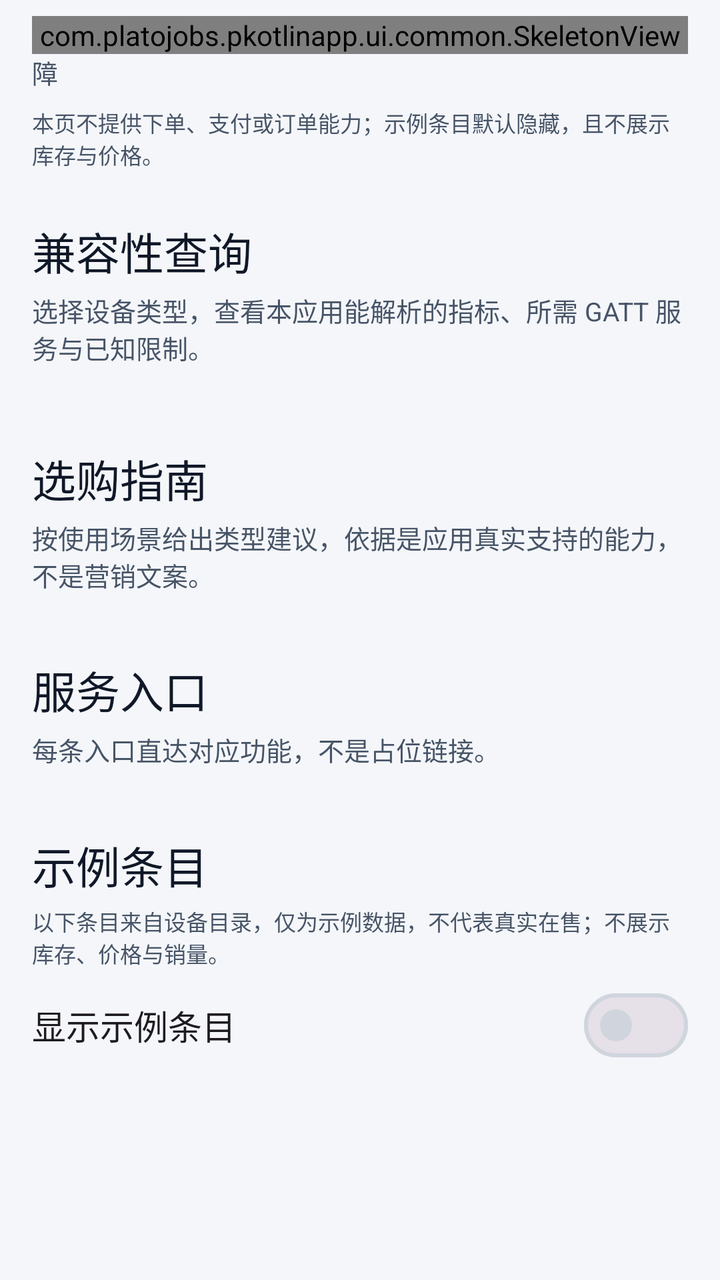
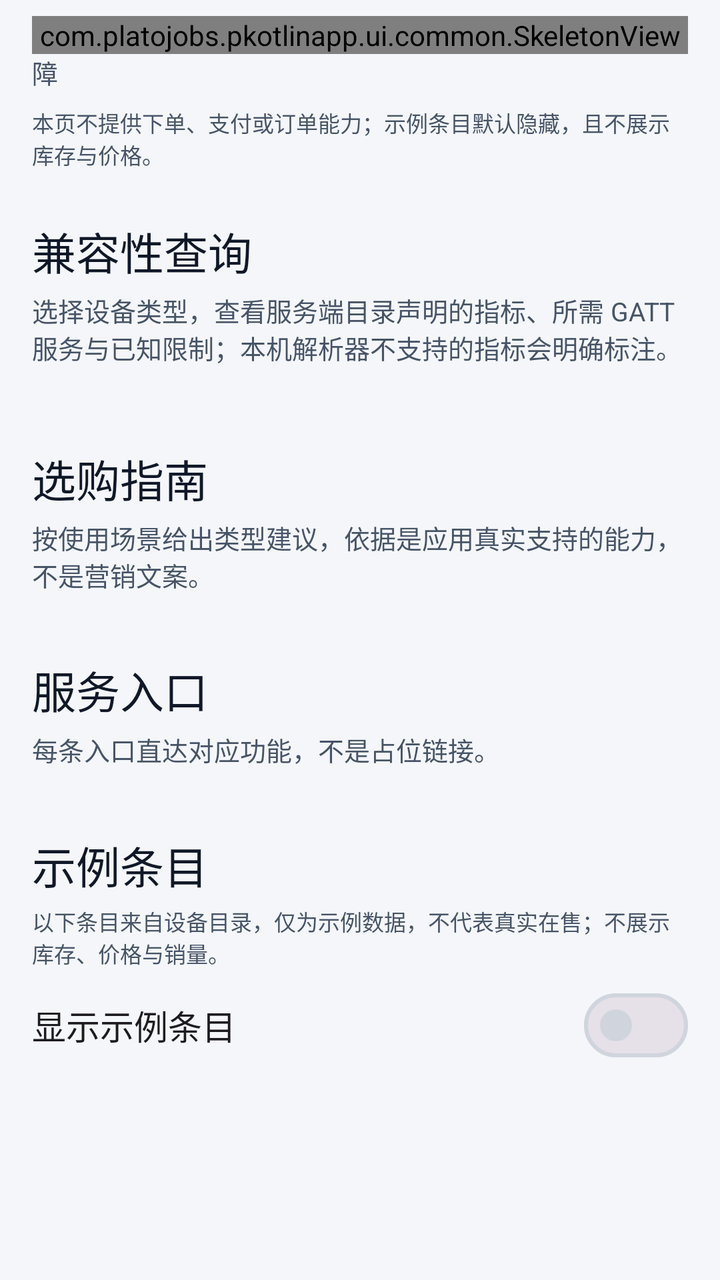

Compare the two renders of this Android layout. The source of the first and the diff that turns it into the second are given below.
<!-- AndroidManifest.xml: application theme Theme.PKotlinApp -->
<!-- res/layout/fragment_market.xml -->
<?xml version="1.0" encoding="utf-8"?>
<FrameLayout xmlns:android="http://schemas.android.com/apk/res/android"
    xmlns:app="http://schemas.android.com/apk/res-auto"
    android:layout_width="match_parent"
    android:layout_height="match_parent"
    android:paddingStart="@dimen/page_margin"
    android:paddingEnd="@dimen/page_margin">

    <androidx.core.widget.NestedScrollView
        android:id="@+id/marketScroll"
        android:layout_width="match_parent"
        android:layout_height="match_parent"
        android:clipToPadding="false"
        android:fillViewport="true">

        <LinearLayout
            android:id="@+id/marketContent"
            android:layout_width="match_parent"
            android:layout_height="wrap_content"
            android:orientation="vertical"
            android:paddingTop="@dimen/space_8"
            android:paddingBottom="@dimen/space_24">

            <TextView
                android:layout_width="match_parent"
                android:layout_height="wrap_content"
                android:text="@string/market_subtitle"
                android:textAppearance="@style/TextAppearance.App.Caption"
                android:textColor="@color/text_secondary" />

            <TextView
                android:layout_width="match_parent"
                android:layout_height="wrap_content"
                android:layout_marginTop="@dimen/space_8"
                android:text="@string/market_disclaimer"
                android:textAppearance="@style/TextAppearance.App.Footnote"
                android:textColor="@color/text_secondary" />

            <TextView
                android:layout_width="match_parent"
                android:layout_height="wrap_content"
                android:layout_marginTop="@dimen/section_gap"
                android:text="@string/market_compat_title"
                android:textAppearance="@style/TextAppearance.App.Headline" />

            <TextView
                android:layout_width="match_parent"
                android:layout_height="wrap_content"
                android:layout_marginTop="@dimen/space_4"
                android:text="@string/market_compat_hint"
                android:textAppearance="@style/TextAppearance.App.Caption"
                android:textColor="@color/text_secondary" />

            <com.google.android.material.chip.ChipGroup
                android:id="@+id/deviceTypeChips"
                android:layout_width="match_parent"
                android:layout_height="wrap_content"
                android:layout_marginTop="@dimen/space_8"
                app:singleLine="false"
                app:singleSelection="true" />

            <LinearLayout
                android:id="@+id/compatibilityCards"
                android:layout_width="match_parent"
                android:layout_height="wrap_content"
                android:layout_marginTop="@dimen/space_8"
                android:orientation="vertical" />

            <TextView
                android:id="@+id/compatibilityEmpty"
                android:layout_width="match_parent"
                android:layout_height="wrap_content"
                android:layout_marginTop="@dimen/space_8"
                android:text="@string/market_compat_empty"
                android:textAppearance="@style/TextAppearance.App.Body"
                android:textColor="@color/text_secondary"
                android:visibility="gone" />

            <TextView
                android:layout_width="match_parent"
                android:layout_height="wrap_content"
                android:layout_marginTop="@dimen/section_gap"
                android:text="@string/market_guide_title"
                android:textAppearance="@style/TextAppearance.App.Headline" />

            <TextView
                android:layout_width="match_parent"
                android:layout_height="wrap_content"
                android:layout_marginTop="@dimen/space_4"
                android:text="@string/market_guide_hint"
                android:textAppearance="@style/TextAppearance.App.Caption"
                android:textColor="@color/text_secondary" />

            <LinearLayout
                android:id="@+id/guideCards"
                android:layout_width="match_parent"
                android:layout_height="wrap_content"
                android:layout_marginTop="@dimen/space_8"
                android:orientation="vertical" />

            <TextView
                android:layout_width="match_parent"
                android:layout_height="wrap_content"
                android:layout_marginTop="@dimen/section_gap"
                android:text="@string/market_services_title"
                android:textAppearance="@style/TextAppearance.App.Headline" />

            <TextView
                android:layout_width="match_parent"
                android:layout_height="wrap_content"
                android:layout_marginTop="@dimen/space_4"
                android:text="@string/market_services_hint"
                android:textAppearance="@style/TextAppearance.App.Caption"
                android:textColor="@color/text_secondary" />

            <LinearLayout
                android:id="@+id/serviceEntries"
                android:layout_width="match_parent"
                android:layout_height="wrap_content"
                android:layout_marginTop="@dimen/space_8"
                android:orientation="vertical" />

            <TextView
                android:layout_width="match_parent"
                android:layout_height="wrap_content"
                android:layout_marginTop="@dimen/section_gap"
                android:text="@string/market_accessories_title"
                android:textAppearance="@style/TextAppearance.App.Headline" />

            <TextView
                android:layout_width="match_parent"
                android:layout_height="wrap_content"
                android:layout_marginTop="@dimen/space_4"
                android:text="@string/market_accessories_note"
                android:textAppearance="@style/TextAppearance.App.Footnote"
                android:textColor="@color/text_secondary" />

            <com.google.android.material.materialswitch.MaterialSwitch
                android:id="@+id/showAccessoriesSwitch"
                android:layout_width="match_parent"
                android:layout_height="@dimen/touch_min"
                android:layout_marginTop="@dimen/space_4"
                android:contentDescription="@string/market_accessories_toggle"
                android:text="@string/market_accessories_toggle"
                android:textAppearance="@style/TextAppearance.App.Body" />

            <TextView
                android:id="@+id/accessoriesUnavailable"
                android:layout_width="match_parent"
                android:layout_height="wrap_content"
                android:layout_marginTop="@dimen/space_4"
                android:text="@string/market_accessories_unavailable"
                android:textAppearance="@style/TextAppearance.App.Caption"
                android:textColor="@color/text_secondary"
                android:visibility="gone" />

            <LinearLayout
                android:id="@+id/accessoryList"
                android:layout_width="match_parent"
                android:layout_height="wrap_content"
                android:layout_marginTop="@dimen/space_8"
                android:orientation="vertical"
                android:visibility="gone" />

        </LinearLayout>

    </androidx.core.widget.NestedScrollView>

    <com.platojobs.pkotlinapp.ui.common.SkeletonView
        android:id="@+id/skeletonMarket"
        android:layout_width="match_parent"
        android:layout_height="wrap_content"
        android:layout_marginTop="@dimen/space_8" />

    <FrameLayout
        android:id="@+id/emptyContainer"
        android:layout_width="match_parent"
        android:layout_height="match_parent" />

</FrameLayout>
<!-- resources referenced by this layout -->
<resources>
  <color name="text_secondary">#475467</color>
  <dimen name="page_margin">16dp</dimen>
  <dimen name="section_gap">24dp</dimen>
  <dimen name="space_24">24dp</dimen>
  <dimen name="space_4">4dp</dimen>
  <dimen name="space_8">8dp</dimen>
  <dimen name="touch_min">48dp</dimen>
  <string name="market_accessories_note">以下条目来自设备目录，仅为示例数据，不代表真实在售；不展示库存、价格与销量。</string>
  <string name="market_accessories_title">示例条目</string>
  <string name="market_accessories_toggle">显示示例条目</string>
  <string name="market_accessories_unavailable">示例条目暂时不可用，其余内容不受影响。</string>
  <string name="market_compat_empty">设备目录中还没有可查询的类型</string>
  <string name="market_compat_hint">选择设备类型，查看本应用能解析的指标、所需 GATT 服务与已知限制。</string>
  <string name="market_compat_title">兼容性查询</string>
  <string name="market_disclaimer">本页不提供下单、支付或订单能力；示例条目默认隐藏，且不展示库存与价格。</string>
  <string name="market_guide_hint">按使用场景给出类型建议，依据是应用真实支持的能力，不是营销文案。</string>
  <string name="market_guide_title">选购指南</string>
  <string name="market_services_hint">每条入口直达对应功能，不是占位链接。</string>
  <string name="market_services_title">服务入口</string>
  <string name="market_subtitle">设备与服务市场：查兼容性、按场景选型、直达配对与排障</string>
  <style name="TextAppearance.App.Body" parent="@android:style/TextAppearance">
          <item name="android:textSize">17sp</item>
          <item name="android:textColor">@color/text_primary</item>
          <item name="android:fontFamily">sans-serif</item>
          <item name="android:lineSpacingExtra">7dp</item>
          <item name="android:lineSpacingMultiplier">1.0</item>
      </style>
  <style name="TextAppearance.App.Caption" parent="@android:style/TextAppearance">
          <item name="android:textSize">13sp</item>
          <item name="android:textColor">@color/text_secondary</item>
          <item name="android:fontFamily">sans-serif</item>
          <item name="android:lineSpacingExtra">5dp</item>
          <item name="android:lineSpacingMultiplier">1.0</item>
      </style>
  <style name="TextAppearance.App.Footnote" parent="@android:style/TextAppearance">
          <item name="android:textSize">11sp</item>
          <item name="android:textColor">@color/text_tertiary</item>
          <item name="android:fontFamily">sans-serif</item>
          <item name="android:lineSpacingExtra">5dp</item>
          <item name="android:lineSpacingMultiplier">1.0</item>
      </style>
  <style name="TextAppearance.App.Headline" parent="@android:style/TextAppearance">
          <item name="android:textSize">22sp</item>
          <item name="android:textColor">@color/text_primary</item>
          <item name="android:fontFamily">sans-serif-medium</item>
          <item name="android:lineSpacingExtra">6dp</item>
          <item name="android:lineSpacingMultiplier">1.0</item>
      </style>
  <color name="text_primary">#101828</color>
  <color name="text_tertiary">#5F6A7D</color>
  <color name="canvas">#F4F6F9</color>
  <color name="primary">#175CD3</color>
  <color name="on_primary">#FFFFFF</color>
  <color name="chart_band">#E8EFFB</color>
  <color name="primary_text">#175CD3</color>
  <color name="surface">#FFFFFF</color>
  <color name="surface_sunken">#EEF1F5</color>
  <color name="border">#D0D5DD</color>
  <color name="danger">#B42318</color>
  <color name="danger_bg">#FEF3F2</color>
  <dimen name="button_h">48dp</dimen>
  <style name="TextAppearance.App.Button" parent="@style/TextAppearance.App.Body">
          <item name="android:fontFamily">sans-serif-medium</item>
          <item name="android:lineSpacingExtra">0dp</item>
      </style>
  <dimen name="radius_12">12dp</dimen>
  <color name="overlay_pressed">#0F101828</color>
  <color name="border_strong">#8A93A2</color>
  <dimen name="stroke_1">1dp</dimen>
  <color name="divider">#E4E7EC</color>
  <dimen name="elevation_0">0dp</dimen>
  <dimen name="chip_h">32dp</dimen>
  <dimen name="radius_pill">999dp</dimen>
  <!-- unchanged entries left out for length: 5 -->
</resources>

<!-- the commit's change to res/layout/fragment_market.xml (unified diff, before → after) -->
@@ -27,6 +27,15 @@
                 android:text="@string/market_subtitle"
                 android:textAppearance="@style/TextAppearance.App.Caption"
                 android:textColor="@color/text_secondary" />
+
+            <TextView
+                android:id="@+id/catalogStatus"
+                android:layout_width="match_parent"
+                android:layout_height="wrap_content"
+                android:layout_marginTop="@dimen/space_4"
+                android:textAppearance="@style/TextAppearance.App.Footnote"
+                android:textColor="@color/text_secondary"
+                android:visibility="gone" />
 
             <TextView
                 android:layout_width="match_parent"
<!-- resource entries referenced after the edit -->
@@ -12,7 +12,7 @@
   <string name="market_accessories_toggle">显示示例条目</string>
   <string name="market_accessories_unavailable">示例条目暂时不可用，其余内容不受影响。</string>
   <string name="market_compat_empty">设备目录中还没有可查询的类型</string>
-  <string name="market_compat_hint">选择设备类型，查看本应用能解析的指标、所需 GATT 服务与已知限制。</string>
+  <string name="market_compat_hint">选择设备类型，查看服务端目录声明的指标、所需 GATT 服务与已知限制；本机解析器不支持的指标会明确标注。</string>
   <string name="market_compat_title">兼容性查询</string>
   <string name="market_disclaimer">本页不提供下单、支付或订单能力；示例条目默认隐藏，且不展示库存与价格。</string>
   <string name="market_guide_hint">按使用场景给出类型建议，依据是应用真实支持的能力，不是营销文案。</string>
